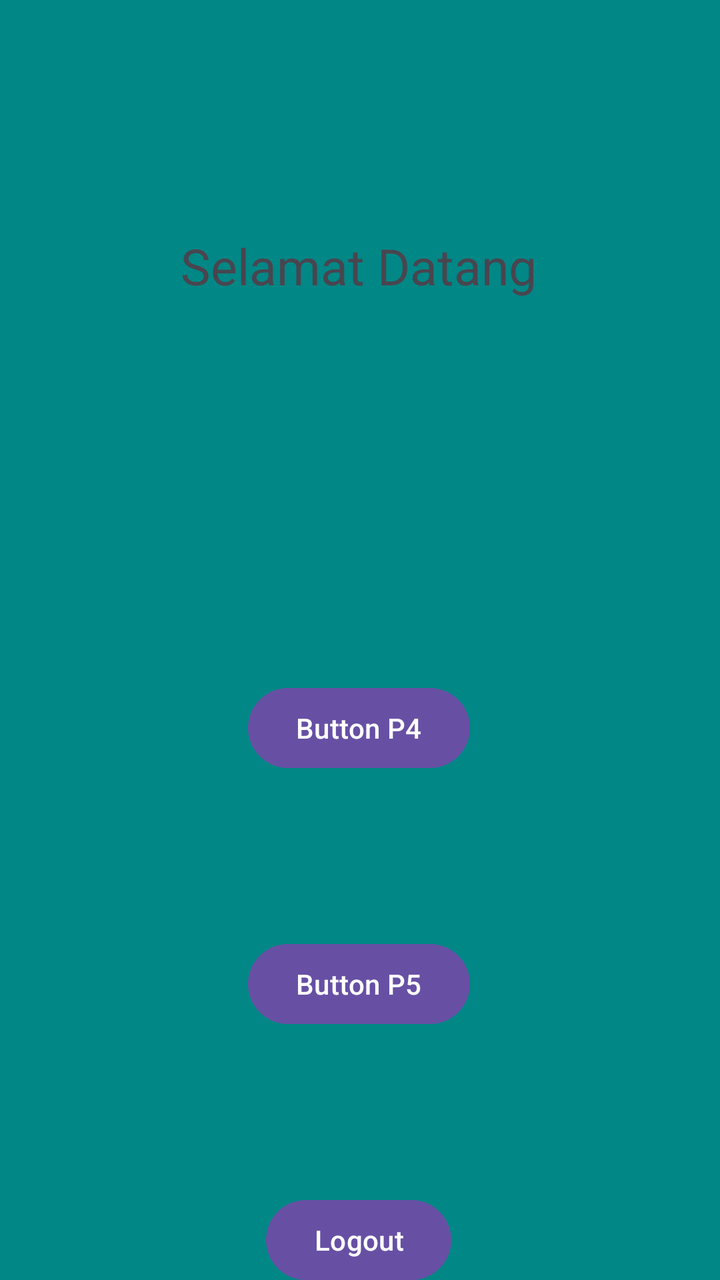
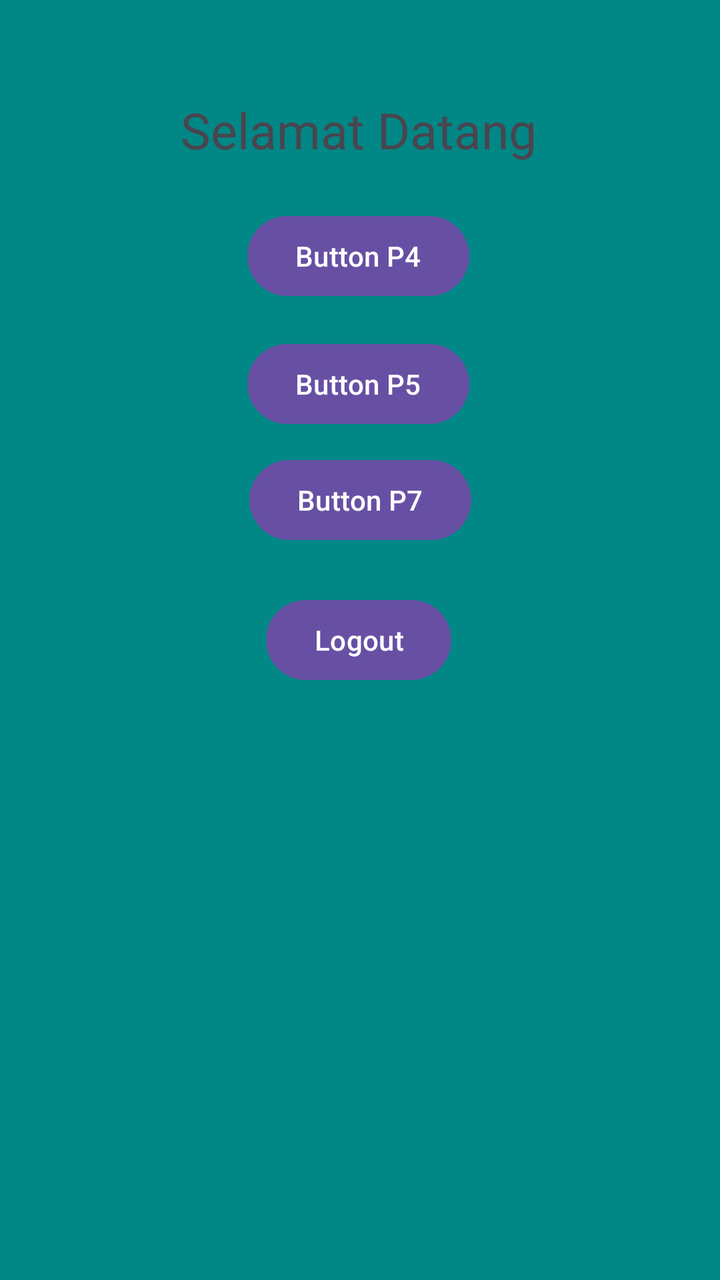

Screens rendered from an Android XML layout before and after an edit, with the pre-edit source and the edit as a unified diff.
<!-- AndroidManifest.xml: application theme Theme.RaihanMobile -->
<!-- res/layout/activity_main.xml -->
<?xml version="1.0" encoding="utf-8"?>
<androidx.constraintlayout.widget.ConstraintLayout xmlns:android="http://schemas.android.com/apk/res/android"
    xmlns:app="http://schemas.android.com/apk/res-auto"
    xmlns:tools="http://schemas.android.com/tools"
    android:id="@+id/main"
    android:layout_width="match_parent"
    android:layout_height="match_parent"
    android:background="@color/design_default_color_secondary_variant"
    tools:context=".MainActivity">

    <Button
        android:id="@+id/btnToFourth"
        android:layout_width="wrap_content"
        android:layout_height="wrap_content"
        android:layout_marginTop="340dp"
        android:text="Button P4"
        app:layout_constraintEnd_toEndOf="parent"
        app:layout_constraintHorizontal_bias="0.498"
        app:layout_constraintStart_toStartOf="parent"
        app:layout_constraintTop_toTopOf="parent" />

    <TextView
        android:id="@+id/textView4"
        android:layout_width="wrap_content"
        android:layout_height="wrap_content"
        android:layout_marginTop="116dp"
        android:text="Selamat Datang"
        android:textSize="25dp"
        app:layout_constraintEnd_toEndOf="parent"
        app:layout_constraintHorizontal_bias="0.497"
        app:layout_constraintStart_toStartOf="parent"
        app:layout_constraintTop_toTopOf="parent" />

    <Button
        android:id="@+id/btnP5"
        android:layout_width="wrap_content"
        android:layout_height="wrap_content"
        android:layout_marginTop="80dp"
        android:text="Button P5"
        app:layout_constraintEnd_toEndOf="parent"
        app:layout_constraintHorizontal_bias="0.498"
        app:layout_constraintStart_toStartOf="parent"
        app:layout_constraintTop_toBottomOf="@+id/btnToFourth" />

    <Button
        android:id="@+id/btnLogout"
        android:layout_width="wrap_content"
        android:layout_height="wrap_content"
        android:layout_marginTop="80dp"
        android:text="Logout"
        app:layout_constraintEnd_toEndOf="parent"
        app:layout_constraintHorizontal_bias="0.498"
        app:layout_constraintStart_toStartOf="parent"
        app:layout_constraintTop_toBottomOf="@+id/btnP5" />

</androidx.constraintlayout.widget.ConstraintLayout>
<!-- resources referenced by this layout -->
<resources>
  <style name="Theme.RaihanMobile" parent="Base.Theme.RaihanMobile" />
  <style name="Base.Theme.RaihanMobile" parent="Theme.Material3.DayNight.NoActionBar">
          
          
      </style>
</resources>

<!-- the commit's change to res/layout/activity_main.xml (unified diff, before → after) -->
@@ -12,10 +12,10 @@
         android:id="@+id/btnToFourth"
         android:layout_width="wrap_content"
         android:layout_height="wrap_content"
-        android:layout_marginTop="340dp"
+        android:layout_marginTop="104dp"
         android:text="Button P4"
         app:layout_constraintEnd_toEndOf="parent"
-        app:layout_constraintHorizontal_bias="0.498"
+        app:layout_constraintHorizontal_bias="0.496"
         app:layout_constraintStart_toStartOf="parent"
         app:layout_constraintTop_toTopOf="parent" />
 
@@ -23,7 +23,7 @@
         android:id="@+id/textView4"
         android:layout_width="wrap_content"
         android:layout_height="wrap_content"
-        android:layout_marginTop="116dp"
+        android:layout_marginTop="48dp"
         android:text="Selamat Datang"
         android:textSize="25dp"
         app:layout_constraintEnd_toEndOf="parent"
@@ -35,10 +35,10 @@
         android:id="@+id/btnP5"
         android:layout_width="wrap_content"
         android:layout_height="wrap_content"
-        android:layout_marginTop="80dp"
+        android:layout_marginTop="16dp"
         android:text="Button P5"
         app:layout_constraintEnd_toEndOf="parent"
-        app:layout_constraintHorizontal_bias="0.498"
+        app:layout_constraintHorizontal_bias="0.496"
         app:layout_constraintStart_toStartOf="parent"
         app:layout_constraintTop_toBottomOf="@+id/btnToFourth" />
 
@@ -53,4 +53,14 @@
         app:layout_constraintStart_toStartOf="parent"
         app:layout_constraintTop_toBottomOf="@+id/btnP5" />
 
+    <Button
+        android:id="@+id/btnToSeventh"
+        android:layout_width="wrap_content"
+        android:layout_height="wrap_content"
+        android:layout_marginTop="10dp"
+        android:text="Button P7"
+        app:layout_constraintEnd_toEndOf="parent"
+        app:layout_constraintStart_toStartOf="parent"
+        app:layout_constraintTop_toBottomOf="@+id/btnP5" />
+
 </androidx.constraintlayout.widget.ConstraintLayout>
